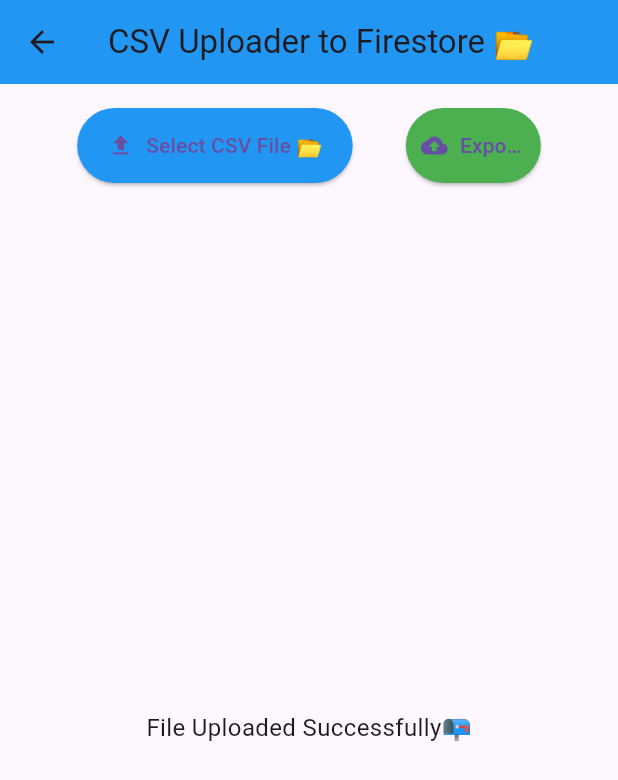
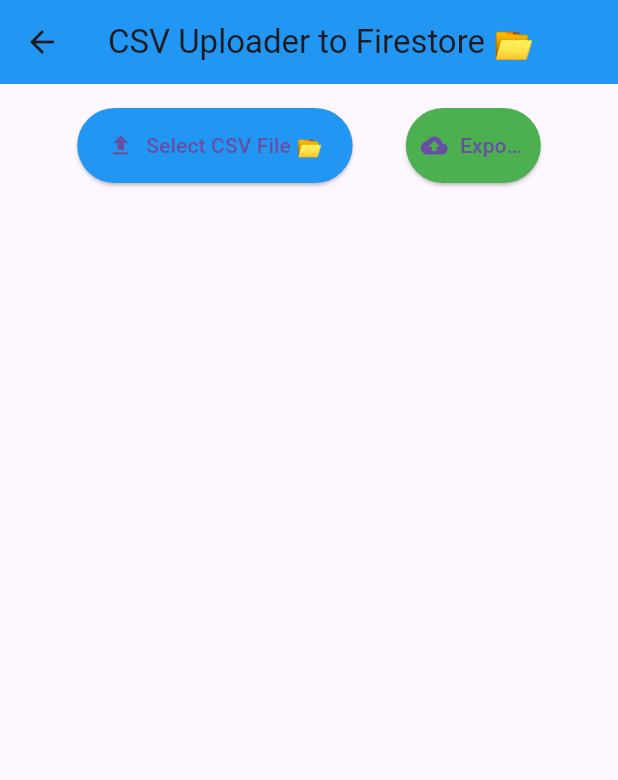
Before and after one commit to yasirzain15/kashmir_milk, a Flutter app: the CsvExcelUploader screen opened directly, on a phone screen of 412 x 824 dp. Shown: the top 780 px of the screen. Run offline on Flutter 3.47's test engine with Material 3 defaults, Android fonts, the phone set to English and light mode, and no system bars; our stand-ins replace cloud_firestore, csv, file_picker, firebase_auth, firebase_core, fl_chart and 2 more; accounts and stored records are empty.

Commit message:
text removed

```diff
--- a/lib/multiple_entries.dart
+++ b/lib/multiple_entries.dart
@@ -279,7 +279,7 @@ class _CsvExcelUploaderState extends State<CsvExcelUploader> {
                     )
                   : const Center(
                       child: Text(
-                        "File Uploaded Successfully📭",
+                        "",
                         style: TextStyle(fontSize: 16),
                       ),
                     ),
```
